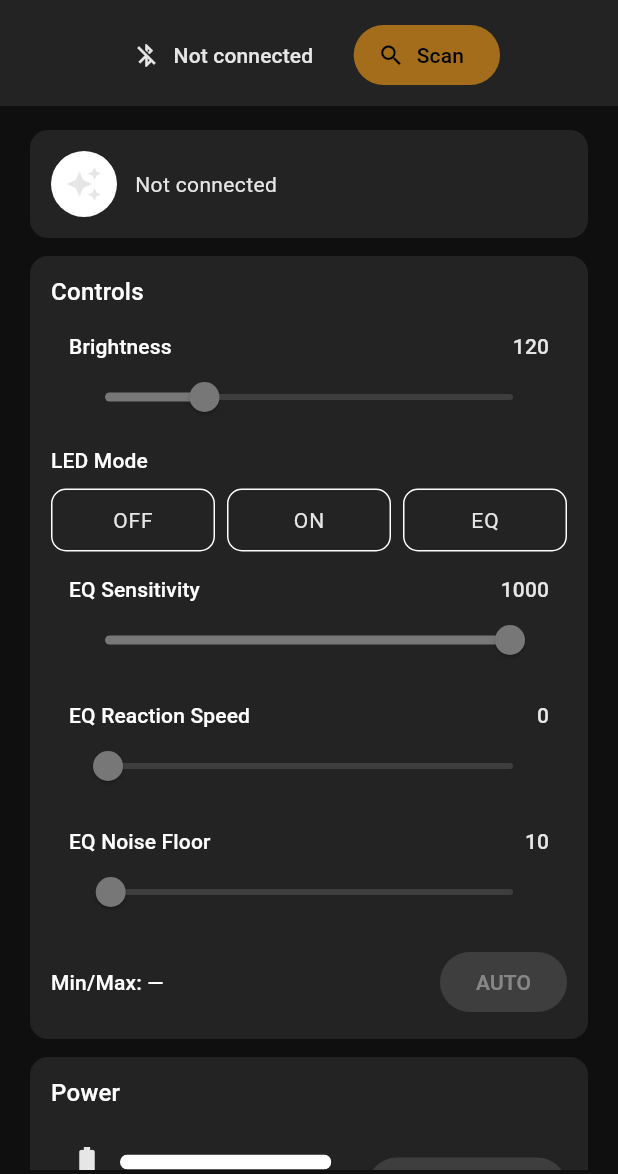
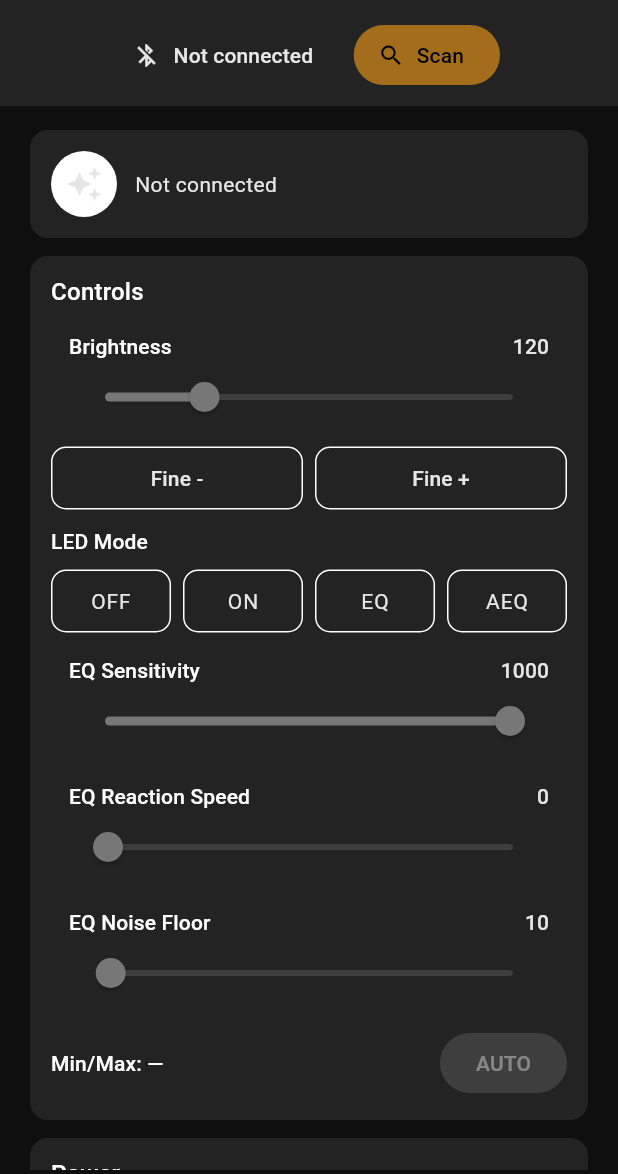
Before and after one commit to chbeeler/led_necklace_control, a Flutter app: the screen it shows after launch, on a phone screen of 412 x 824 dp, the part 62-1236 px from its top. Run offline on Flutter 3.47's test engine with Material 3 defaults, Android fonts, the phone set to English and light mode, and no system bars; missing offline and left inert: universal_ble.

Commit message:
Adds fine-grained brightness control
Improves the user experience by adding fine-grained brightness adjustment buttons.
Also renames "test" led mode to "aeq" and adds a constant for shutdown mode.

```diff
--- a/lib/main.dart
+++ b/lib/main.dart
@@ -110,28 +110,28 @@ class NecklaceApp extends StatelessWidget {
   }
 }
 
-enum LedMode { off, eq, solid, test }
+enum LedMode { off, eq, solid, aeq }
 
 extension LedModeUi on LedMode {
   String get label => switch (this) {
         LedMode.off => 'Off',
         LedMode.eq => 'EQ',
         LedMode.solid => 'Solid',
-        LedMode.test => 'TST',
+        LedMode.aeq => 'AEQ',
       };
 
   int get fwValue => switch (this) {
         LedMode.off => 0,
         LedMode.eq => 1,
         LedMode.solid => 2,
-        LedMode.test => 3,
+        LedMode.aeq => 3,
       };
 
   static LedMode fromFw(int v) => switch (v) {
         0 => LedMode.off,
         1 => LedMode.eq,
         2 => LedMode.solid,
-        3 => LedMode.test,
+        3 => LedMode.aeq,
         _ => LedMode.eq,
       };
 }
@@ -151,6 +151,7 @@ const String CH_NOISE_FLOOR = '19B10056-E8F2-537E-4F6C-D104768A1214';
 const String CH_VOL_MIN_MAX = '19B10120-E8F2-537E-4F6C-D104768A1214';
 //const String CH_SETTINGS_STR = '19B10110-E8F2-537E-4F6C-D104768A1214';
 const int FW_UPDATE_MODE_VALUE = 4;
+const int SHUTDOWN_MODE_VALUE = 9;
 
 // If your FW expects uint32 for these sliders, set this true and we send 4 bytes LE.
 // If your FW expects just 1 byte, keep false (recommended for MVP).
@@ -630,6 +631,12 @@ class _HomePageState extends State<HomePage> with WidgetsBindingObserver {
     });
   }
 
+  void _fineAdjustBrightness(int delta) {
+    final next = (_brightness + delta).clamp(0.0, 500.0).toDouble();
+    if (next == _brightness) return;
+    _debouncedWriteBrightness(next);
+  }
+
   void _debouncedWriteMode(LedMode m) {
     setState(() => _mode = m);
     _tMode?.cancel();
@@ -670,7 +677,7 @@ class _HomePageState extends State<HomePage> with WidgetsBindingObserver {
     final id = _deviceId;
     if (id == null || !_connected) return;
     setState(() => _status = 'Sending shutdown command...');
-    await _writeU8(id, CH_MODE, LedMode.test.fwValue);
+    await _writeU8(id, CH_MODE, SHUTDOWN_MODE_VALUE);
     setState(() => _status = 'Shutdown command sent');
   }
 
@@ -940,6 +947,8 @@ class _HomePageState extends State<HomePage> with WidgetsBindingObserver {
             brightness: _brightness,
             brightnessLabel: '0..500',
             onBrightnessChanged: _debouncedWriteBrightness,
+            onBrightnessFineDown: () => _fineAdjustBrightness(-1),
+            onBrightnessFineUp: () => _fineAdjustBrightness(1),
             mode: _mode,
             onModeChanged: _debouncedWriteMode,
             filter: _filter,
@@ -1141,6 +1150,8 @@ class _ModeButtons extends StatelessWidget {
             buildButton('ON', LedMode.solid),
             const SizedBox(width: 8),
             buildButton('EQ', LedMode.eq),
+            const SizedBox(width: 8),
+            buildButton('AEQ', LedMode.aeq),
           ],
         ),
       ],
@@ -1154,6 +1165,8 @@ class _SettingsCard extends StatelessWidget {
     required this.brightness,
     required this.brightnessLabel,
     required this.onBrightnessChanged,
+    required this.onBrightnessFineDown,
+    required this.onBrightnessFineUp,
     required this.mode,
     required this.onModeChanged,
     required this.filter,
@@ -1175,6 +1188,8 @@ class _SettingsCard extends StatelessWidget {
   final double brightness;
   final String brightnessLabel;
   final ValueChanged<double> onBrightnessChanged;
+  final VoidCallback onBrightnessFineDown;
+  final VoidCallback onBrightnessFineUp;
 
   final LedMode mode;
   final ValueChanged<LedMode> onModeChanged;
@@ -1219,7 +1234,58 @@ class _SettingsCard extends StatelessWidget {
               onChanged: enabled ? onBrightnessChanged : null,
             ),
 
-            const SizedBox(height: 4),
+            const SizedBox(height: 2),
+            Row(
+              children: [
+                Expanded(
+                  child: TextButton(
+                    onPressed: enabled ? onBrightnessFineDown : null,
+                    style: ButtonStyle(
+                      backgroundColor: WidgetStateProperty.all(cs.surfaceContainerHighest),
+                      foregroundColor: WidgetStateProperty.all(cs.onSurfaceVariant),
+                      padding: WidgetStateProperty.all(
+                        const EdgeInsets.symmetric(vertical: 11),
+                      ),
+                      shape: WidgetStateProperty.all(
+                        RoundedRectangleBorder(
+                          borderRadius: BorderRadius.circular(10),
+                          side: BorderSide(
+                            color: cs.outlineVariant,
+                            width: 1,
+                          ),
+                        ),
+                      ),
+                    ),
+                    child: const Text('Fine -'),
+                  ),
+                ),
+                const SizedBox(width: 8),
+                Expanded(
+                  child: TextButton(
+                    onPressed: enabled ? onBrightnessFineUp : null,
+                    style: ButtonStyle(
+                      backgroundColor: WidgetStateProperty.all(cs.surfaceContainerHighest),
+                      foregroundColor: WidgetStateProperty.all(cs.onSurfaceVariant),
+                      padding: WidgetStateProperty.all(
+                        const EdgeInsets.symmetric(vertical: 11),
+                      ),
+                      shape: WidgetStateProperty.all(
+                        RoundedRectangleBorder(
+                          borderRadius: BorderRadius.circular(10),
+                          side: BorderSide(
+                            color: cs.outlineVariant,
+                            width: 1,
+                          ),
+                        ),
+                      ),
+                    ),
+                    child: const Text('Fine +'),
+                  ),
+                ),
+              ],
+            ),
+
+            const SizedBox(height: 8),
 
             _ModeButtons(
               enabled: enabled,
```
